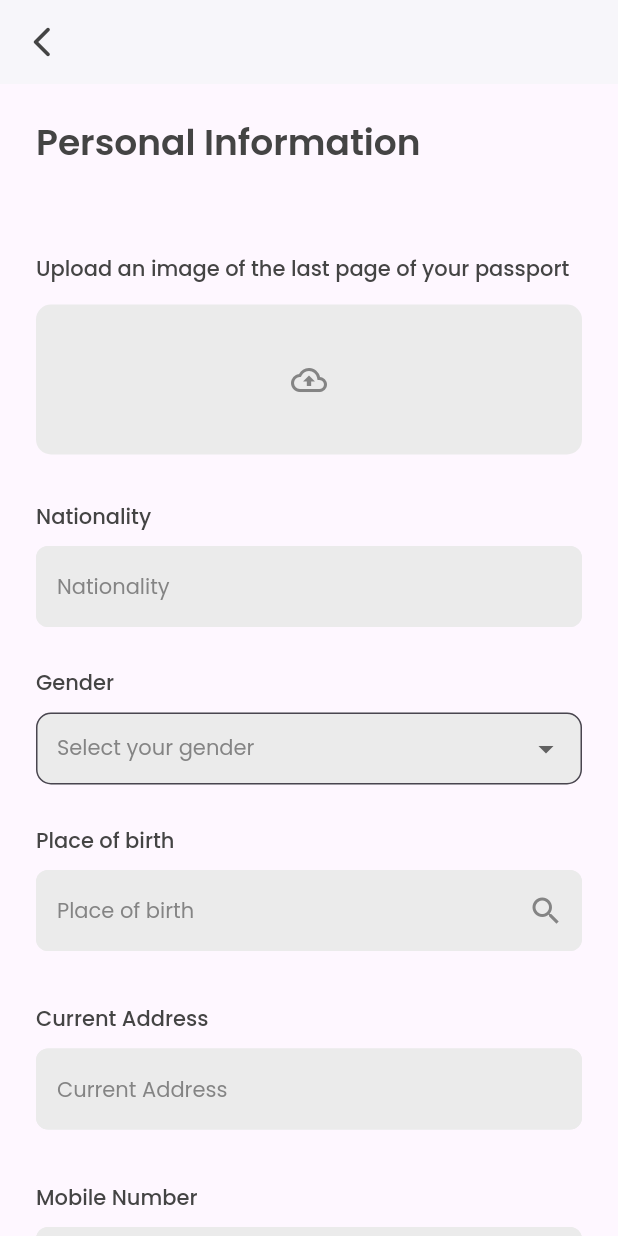
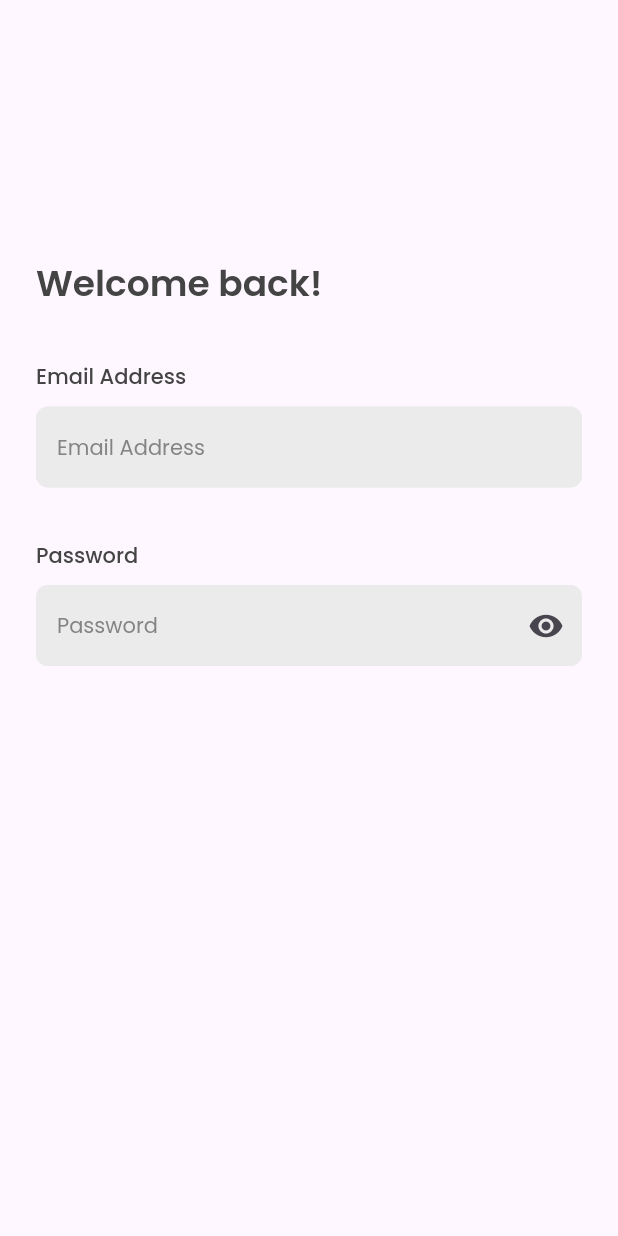
Before and after one commit to Mewristics-XploreCeylon/Mewristics_XploreCeylon_mobile, a Flutter app: the screen it shows after launch, on a phone screen of 412 x 824 dp. Run offline on Flutter 3.47's test engine with Material 3 defaults, Android fonts, the phone set to English and light mode, and no system bars; our stand-ins replace go_router.

Commit message:
sign in screen

```diff
--- a/lib/config/app_router.dart/app_router.dart
+++ b/lib/config/app_router.dart/app_router.dart
@@ -2,6 +2,7 @@ import 'package:flutter/material.dart';
 import 'package:go_router/go_router.dart';
 import 'package:xploreceylon_mobile/config/app_router.dart/routes.dart';
 import 'package:xploreceylon_mobile/main.dart';
+import 'package:xploreceylon_mobile/screens/login_screens/sign_in.dart';
 import 'package:xploreceylon_mobile/screens/visa_screens/visa_onboarding.dart';
 import 'package:xploreceylon_mobile/screens/visa_screens/visa_personal_information.dart';
 
@@ -16,22 +17,25 @@ class AppRouter {
             name: Routes.splash,
             path: '/',
             pageBuilder: (BuildContext context, GoRouterState state) {
-              return const MaterialPage(child: VisaPersonalInformation());
+              return const MaterialPage(child: SignIn());
             }),
-
         GoRoute(
             name: Routes.visaOnboarding,
             path: "/visaOnboarding",
             pageBuilder: (BuildContext context, GoRouterState state) {
               return const MaterialPage(child: VisaOnboarding());
-              }
-            ),
+            }),
         GoRoute(
             name: Routes.visaPersonalInformation,
             path: "/visaPersonalInformation",
             pageBuilder: (BuildContext context, GoRouterState state) {
               return const MaterialPage(child: VisaPersonalInformation());
-              }
-            )
+            }),
+        GoRoute(
+            name: Routes.signIn,
+            path: "/signIn",
+            pageBuilder: (BuildContext context, GoRouterState state) {
+              return const MaterialPage(child: SignIn());
+            })
       ]);
 }
--- a/lib/config/app_router.dart/routes.dart
+++ b/lib/config/app_router.dart/routes.dart
@@ -2,4 +2,5 @@ class Routes {
   static const splash = '/';
   static const visaOnboarding = 'visaOnboarding';
   static const visaPersonalInformation = 'visaPersonalInformation';
+  static const signIn = "signIn";
 }
--- /dev/null
+++ b/lib/screens/login_screens/sign_in.dart
@@ -0,0 +1,37 @@
+import 'package:flutter/material.dart';
+import 'package:xploreceylon_mobile/widgets/custom_text_field.dart';
+
+import '../../constants/sizes.dart';
+
+class SignIn extends StatelessWidget {
+  const SignIn({super.key});
+
+  @override
+  Widget build(BuildContext context) {
+    return Scaffold(
+      body: Container(
+        margin: EdgeInsets.symmetric(
+            horizontal: AppMargin.m24, vertical: AppMargin.m24),
+        child: Column(
+          crossAxisAlignment: CrossAxisAlignment.start,
+          children: [
+            SizedBox(height: 150),
+            Text(
+              "Welcome back!",
+              style: Theme.of(context).textTheme.headlineLarge,
+            ),
+            SizedBox(
+              height: 30,
+            ),
+            CustomTextField(hint: "Email Address", label: "Email Address"),
+            CustomTextField(
+                hint: "Password",
+                label: "Password",
+                iconButton:
+                    IconButton(onPressed: () {}, icon: Icon(Icons.remove_red_eye))),
+          ],
+        ),
+      ),
+    );
+  }
+}
--- a/lib/screens/visa_screens/visa_personal_information.dart
+++ b/lib/screens/visa_screens/visa_personal_information.dart
@@ -47,7 +47,7 @@ class _VisaPersonalInformationState extends State<VisaPersonalInformation> {
                         borderRadius: BorderRadius.circular(10),
                         color: AppColors.primaryFeildColor,
                       ),
-                      height: 100,
+                      height: 150,
                       child: Center(
                           child: Icon(
                         Icons.cloud_upload_outlined,
```
Lines whose indentation alone changed are shown as unchanged.
